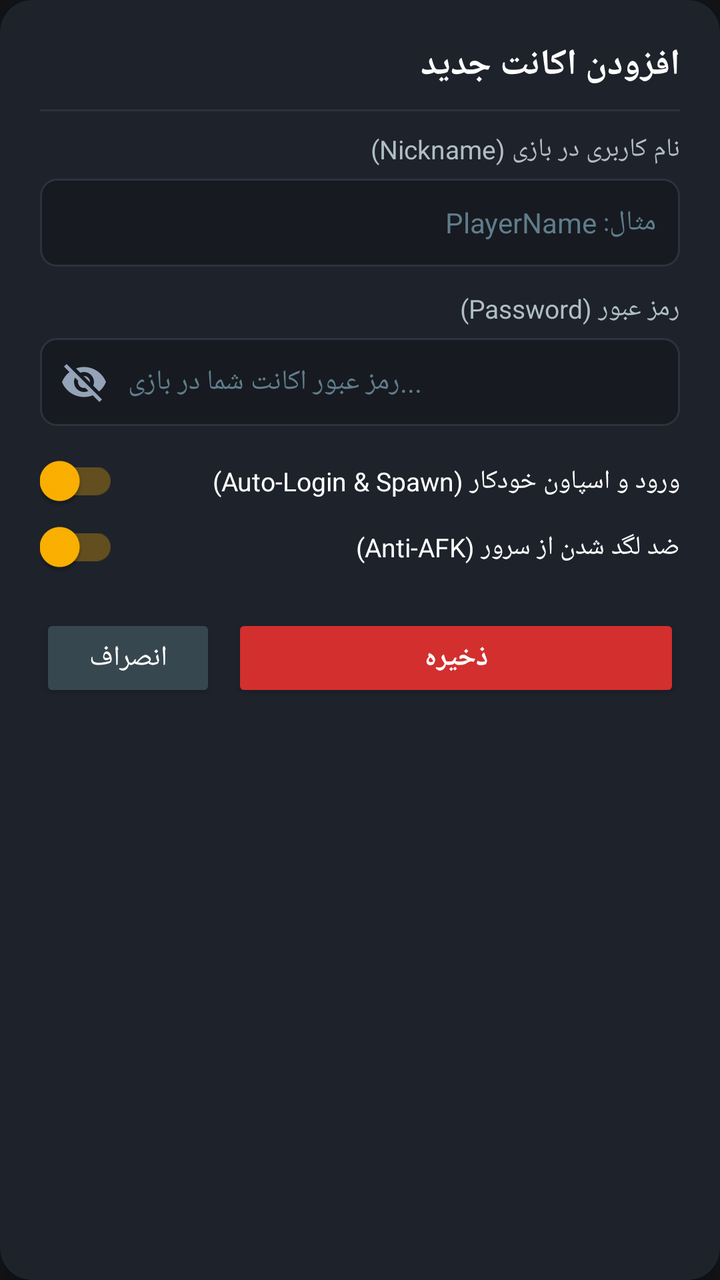
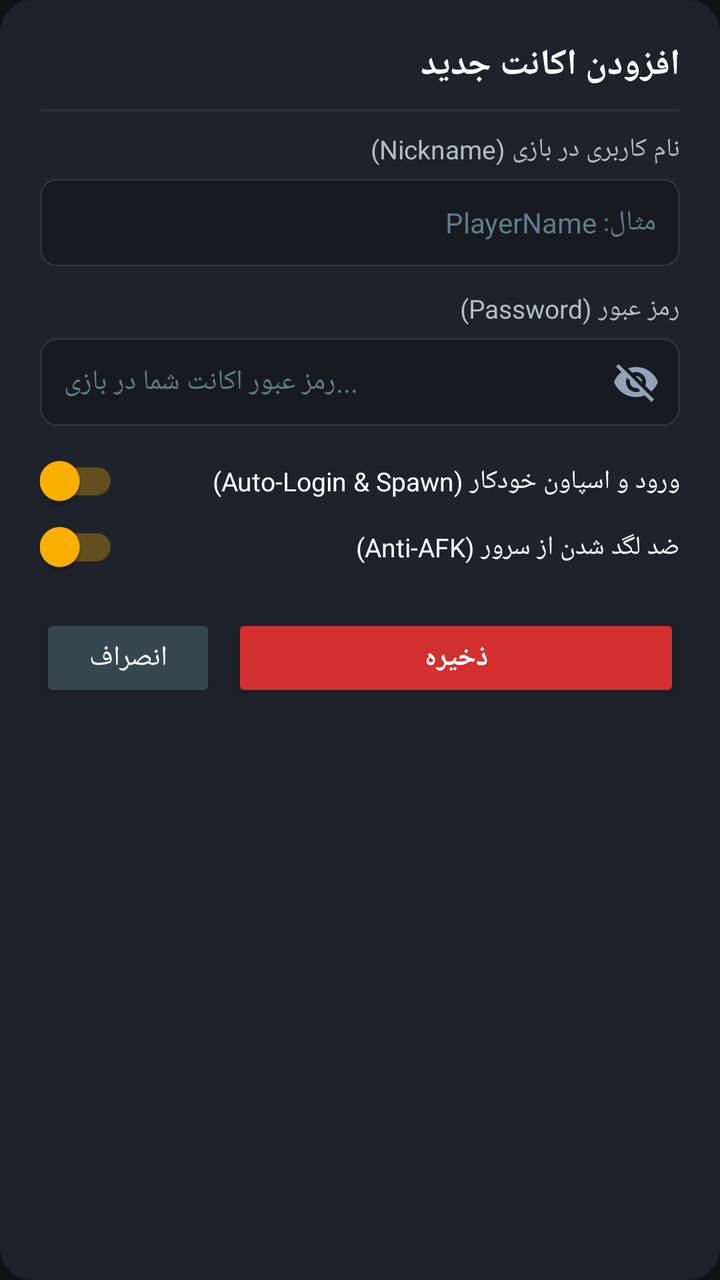

Compare the two renders of this Android layout. The source of the first and the diff that turns it into the second are given below.
<!-- AndroidManifest.xml: application theme Theme.AGRak -->
<!-- res/layout/dialog_account_editor.xml -->
<?xml version="1.0" encoding="utf-8"?>
<androidx.cardview.widget.CardView xmlns:android="http://schemas.android.com/apk/res/android"
    xmlns:app="http://schemas.android.com/apk/res-auto"
    android:layout_width="match_parent"
    android:layout_height="wrap_content"
    app:cardBackgroundColor="@color/card_dark"
    app:cardCornerRadius="16dp"
    app:cardElevation="8dp"
    android:layoutDirection="rtl">

    <LinearLayout
        android:layout_width="match_parent"
        android:layout_height="wrap_content"
        android:orientation="vertical"
        android:padding="20dp">

        
        <TextView
            android:id="@+id/tvDialogTitle"
            android:layout_width="match_parent"
            android:layout_height="wrap_content"
            android:text="@string/dialog_add_title"
            android:textColor="@color/text_white"
            android:textSize="18sp"
            android:textStyle="bold" />

        <View
            android:layout_width="match_parent"
            android:layout_height="1dp"
            android:layout_marginVertical="10dp"
            android:background="@color/card_stroke" />

        
        <TextView
            android:layout_width="match_parent"
            android:layout_height="wrap_content"
            android:text="@string/hint_nickname"
            android:textColor="@color/text_secondary"
            android:textSize="13sp" />

        <EditText
            android:id="@+id/etNickname"
            android:layout_width="match_parent"
            android:layout_height="44dp"
            android:layout_marginTop="6dp"
            android:background="@drawable/bg_input_field"
            android:hint="مثال: PlayerName"
            android:textColorHint="@color/text_hint"
            android:textColor="@color/text_white"
            android:textSize="14sp"
            android:paddingHorizontal="12dp"
            android:singleLine="true" />

        
        <TextView
            android:layout_width="match_parent"
            android:layout_height="wrap_content"
            android:layout_marginTop="12dp"
            android:text="@string/hint_password"
            android:textColor="@color/text_secondary"
            android:textSize="13sp" />

        <FrameLayout
            android:layout_width="match_parent"
            android:layout_height="44dp"
            android:layout_marginTop="6dp">

            <EditText
                android:id="@+id/etPassword"
                android:layout_width="match_parent"
                android:layout_height="match_parent"
                android:background="@drawable/bg_input_field"
                android:hint="رمز عبور اکانت شما در بازی..."
                android:textColorHint="@color/text_hint"
                android:textColor="@color/text_white"
                android:textSize="14sp"
                android:inputType="textPassword"
                android:paddingStart="12dp"
                android:paddingEnd="44dp"
                android:singleLine="true" />

            <ImageView
                android:id="@+id/btnTogglePassword"
                android:layout_width="44dp"
                android:layout_height="match_parent"
                android:layout_gravity="end|center_vertical"
                android:background="?attr/selectableItemBackgroundBorderless"
                android:padding="10dp"
                android:src="@drawable/ic_visibility_off"
                android:contentDescription="نمایش/مخفی‌سازی رمز عبور" />
        </FrameLayout>

        
        <androidx.appcompat.widget.SwitchCompat
            android:id="@+id/switchAutoLogin"
            android:layout_width="match_parent"
            android:layout_height="wrap_content"
            android:layout_marginTop="14dp"
            android:checked="true"
            android:text="@string/auto_login_spawn"
            android:textColor="@color/text_white"
            android:textSize="13sp" />

        <androidx.appcompat.widget.SwitchCompat
            android:id="@+id/switchAntiAfk"
            android:layout_width="match_parent"
            android:layout_height="wrap_content"
            android:layout_marginTop="6dp"
            android:checked="true"
            android:text="@string/anti_afk"
            android:textColor="@color/text_white"
            android:textSize="13sp" />

        
        <LinearLayout
            android:layout_width="match_parent"
            android:layout_height="wrap_content"
            android:layout_marginTop="20dp"
            android:orientation="horizontal">

            <Button
                android:id="@+id/btnSaveAccount"
                android:layout_width="0dp"
                android:layout_height="44dp"
                android:layout_weight="1"
                android:backgroundTint="@color/primary_red"
                android:text="@string/save"
                android:textColor="@color/text_white"
                android:textStyle="bold"
                android:textSize="14sp" />

            <Button
                android:id="@+id/btnCancelDialog"
                android:layout_width="wrap_content"
                android:layout_height="44dp"
                android:layout_marginStart="8dp"
                android:backgroundTint="#37474F"
                android:text="@string/cancel"
                android:textColor="@color/text_white"
                android:textSize="14sp" />

        </LinearLayout>

    </LinearLayout>
</androidx.cardview.widget.CardView>
<!-- resources referenced by this layout -->
<resources>
  <color name="card_dark">#1E222B</color>
  <color name="card_stroke">#2D323E</color>
  <color name="primary_red">#D32F2F</color>
  <color name="text_hint">#607D8B</color>
  <color name="text_secondary">#B0BEC5</color>
  <color name="text_white">#FFFFFF</color>
  <!-- drawable bg_input_field (drawable) -->
  <?xml version="1.0" encoding="utf-8"?>
  <shape xmlns:android="http://schemas.android.com/apk/res/android"
      android:shape="rectangle">
      <solid android:color="#171A21" />
      <stroke
          android:width="1dp"
          android:color="@color/card_stroke" />
      <corners android:radius="8dp" />
  </shape>
  <!-- drawable ic_visibility_off (drawable) -->
  <vector xmlns:android="http://schemas.android.com/apk/res/android"
      android:width="24dp"
      android:height="24dp"
      android:viewportWidth="24"
      android:viewportHeight="24"
      android:tint="#94A3B8">
      <path
          android:fillColor="@android:color/white"
          android:pathData="M12,7c2.76,0 5,2.24 5,5 0,0.65 -0.13,1.26 -0.36,1.82l2.92,2.92c1.51,-1.26 2.7,-2.89 3.44,-4.74 -1.73,-4.39 -6,-7.5 -11,-7.5 -1.4,0 -2.74,0.25 -3.98,0.7l2.16,2.16C10.74,7.13 11.35,7 12,7zM2,4.27l2.28,2.28 0.46,0.46C3.08,8.3 1.78,10.02 1,12c1.73,4.39 6,7.5 11,7.5 1.55,0 3.03,-0.3 4.38,-0.84l0.42,0.42L19.73,22 21,20.73 3.27,3 2,4.27zM7.53,9.8l1.55,1.55c-0.05,0.21 -0.08,0.43 -0.08,0.65 0,1.66 1.34,3 3,3 0.22,0 0.44,-0.03 0.65,-0.08l1.55,1.55c-0.67,0.33 -1.41,0.53 -2.2,0.53 -2.76,0 -5,-2.24 -5,-5 0,-0.79 0.2,-1.53 0.53,-2.2zM11.84,9.02l3.15,3.15 0.02,-0.16c0,-1.66 -1.34,-3 -3,-3l-0.17,0.01z"/>
  </vector>
  <string name="anti_afk">ضد لگد شدن از سرور (Anti-AFK)</string>
  <string name="auto_login_spawn">ورود و اسپاون خودکار (Auto-Login &amp; Spawn)</string>
  <string name="cancel">انصراف</string>
  <string name="dialog_add_title">افزودن اکانت جدید</string>
  <string name="hint_nickname">نام کاربری در بازی (Nickname)</string>
  <string name="hint_password">رمز عبور (Password)</string>
  <string name="save">ذخیره</string>
  <style name="Theme.AGRak" parent="Theme.AppCompat.DayNight.NoActionBar">
          <item name="colorPrimary">@color/primary_red</item>
          <item name="colorPrimaryDark">@color/primary_red_dark</item>
          <item name="colorAccent">@color/accent_gold</item>
          <item name="android:windowBackground">@color/bg_dark</item>
          <item name="android:statusBarColor">#0A0B0E</item>
          <item name="android:navigationBarColor">#0A0B0E</item>
      </style>
  <color name="primary_red_dark">#9A0007</color>
  <color name="accent_gold">#FFB300</color>
  <color name="bg_dark">#121418</color>
</resources>

<!-- the commit's change to res/layout/dialog_account_editor.xml (unified diff, before → after) -->
@@ -75,15 +75,17 @@
                 android:textColor="@color/text_white"
                 android:textSize="14sp"
                 android:inputType="textPassword"
-                android:paddingStart="12dp"
-                android:paddingEnd="44dp"
+                android:paddingStart="44dp"
+                android:paddingEnd="12dp"
+                android:paddingRight="44dp"
+                android:paddingLeft="12dp"
                 android:singleLine="true" />
 
             <ImageView
                 android:id="@+id/btnTogglePassword"
                 android:layout_width="44dp"
                 android:layout_height="match_parent"
-                android:layout_gravity="end|center_vertical"
+                android:layout_gravity="right|center_vertical"
                 android:background="?attr/selectableItemBackgroundBorderless"
                 android:padding="10dp"
                 android:src="@drawable/ic_visibility_off"
